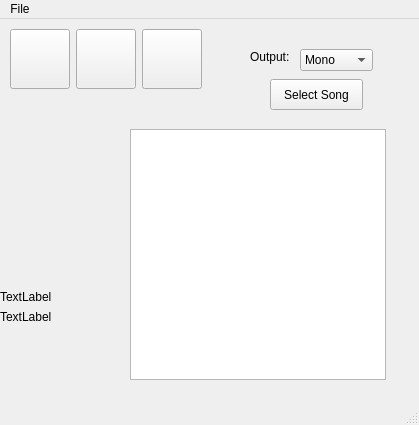
Above: main.ui from fabiomdiniz/Frey before the change. Below: the same form after it.
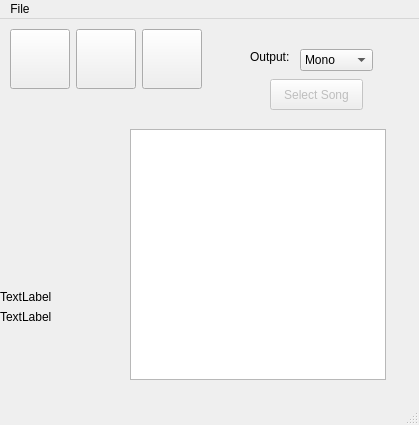
That is the form after the change. Icons and pictures are not drawn.

Commit message: Playlist, multi-file, next and prev and folder drop

What changed in the file:
```diff
--- a/main.ui
+++ b/main.ui
@@ -48,6 +48,9 @@
     </property>
    </widget>
    <widget class="QPushButton" name="select_song">
+    <property name="enabled">
+     <bool>false</bool>
+    </property>
     <property name="geometry">
      <rect>
       <x>270</x>
```
The commit also changes 2 other files.
